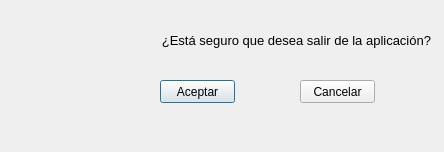
This is vensalir.ui in JaviusssBesi/BESADAPEREZ as Qt 5 draws it before an edit. The edited form follows.
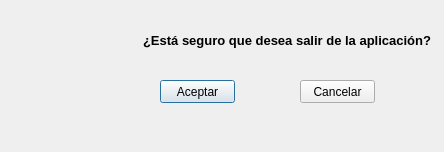
This is the edited form. Icons and pictures are not drawn.

```diff
--- a/vensalir.ui
+++ b/vensalir.ui
@@ -19,17 +19,17 @@
   <widget class="QLabel" name="lblMensalir">
    <property name="geometry">
     <rect>
-     <x>90</x>
+     <x>40</x>
      <y>30</y>
-     <width>341</width>
+     <width>391</width>
      <height>21</height>
     </rect>
    </property>
    <property name="font">
     <font>
      <pointsize>10</pointsize>
-     <weight>50</weight>
-     <bold>false</bold>
+     <weight>75</weight>
+     <bold>true</bold>
     </font>
    </property>
    <property name="layoutDirection">
```
